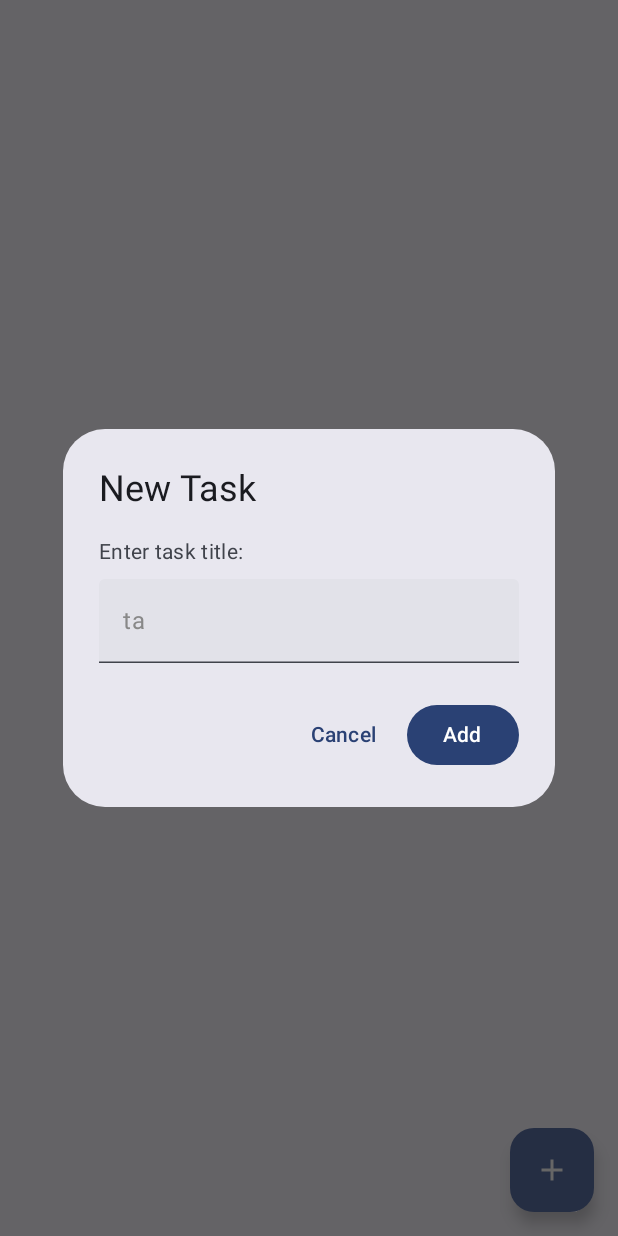
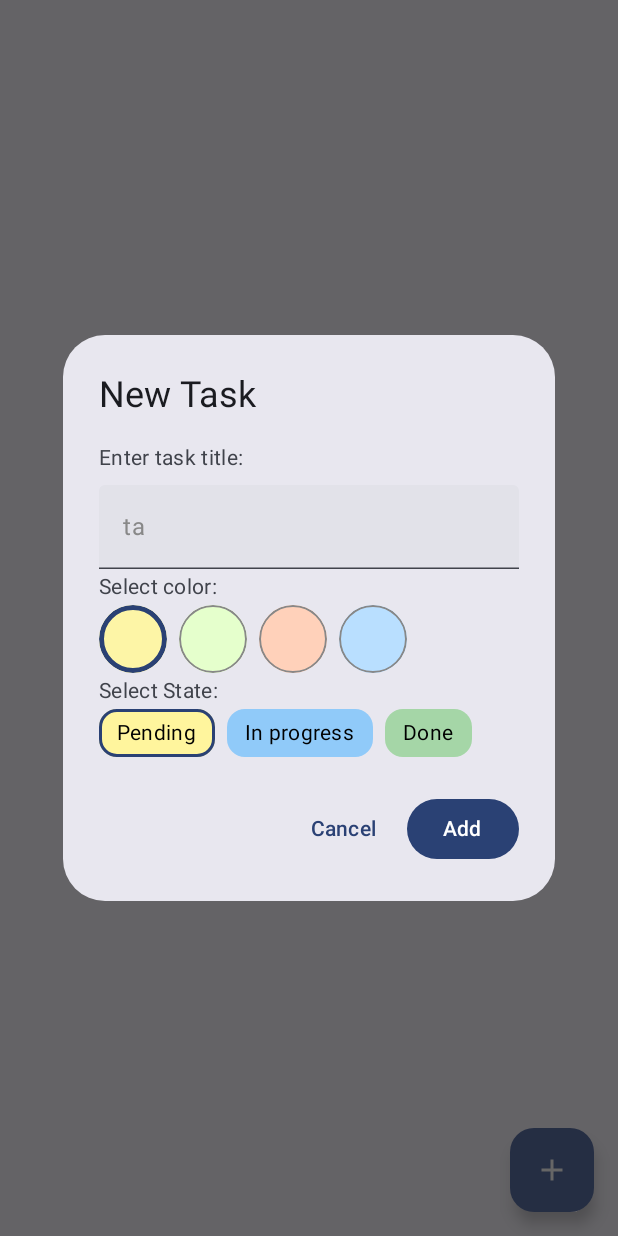
Before and after one commit to barh0m1977/To-Do-Sticky-Note, an Android app built with Jetpack Compose: the screen it shows after launch (MainActivity), after a tap on "Add", on a phone screen of 412 x 824 dp. Run offline under Robolectric (Android 15) with nearby library versions, the phone set to English and light mode, and no system bars; our stand-ins replace Room's generated code.

Commit message:
edit AlertDialog (colors , state) build edit button in CardStickyNote.kt

```diff
--- a/app/src/main/java/com/ibrahim/to_dolist/data/dao/ToDoDao.kt
+++ b/app/src/main/java/com/ibrahim/to_dolist/data/dao/ToDoDao.kt
@@ -12,4 +12,6 @@ interface ToDoDao {
 
     @Delete
     suspend fun delete(todo: ToDo)
+    @Update
+    suspend fun update(todo: ToDo)
 }
--- a/app/src/main/java/com/ibrahim/to_dolist/presentation/ui/component/ColorCircle.kt
+++ b/app/src/main/java/com/ibrahim/to_dolist/presentation/ui/component/ColorCircle.kt
@@ -6,6 +6,7 @@ import androidx.compose.foundation.clickable
 import androidx.compose.foundation.layout.Box
 import androidx.compose.foundation.layout.size
 import androidx.compose.foundation.shape.CircleShape
+import androidx.compose.material3.MaterialTheme
 import androidx.compose.runtime.Composable
 import androidx.compose.ui.Modifier
 import androidx.compose.ui.draw.clip
@@ -15,20 +16,21 @@ import androidx.compose.ui.unit.dp
 @Composable
 fun ColorCircle(
     color: Color,
-
     isSelected: Boolean = false,
     onClick: () -> Unit = {}
 ) {
     Box(
         modifier = Modifier
-            .size(40.dp)
+            .size(45.dp)
             .clip(CircleShape)
             .background(color)
             .border(
                 width = if (isSelected) 3.dp else 1.dp,
-                color = if (isSelected) Color.Black else Color.Gray,
+                color = if (isSelected) MaterialTheme.colorScheme.primary else Color.Gray,
                 shape = CircleShape
             )
-            .clickable { onClick() }
+            .clickable {
+                onClick()
+            }
     )
 }
--- /dev/null
+++ b/app/src/main/java/com/ibrahim/to_dolist/presentation/ui/component/ToDoStateLabel.kt
@@ -0,0 +1,49 @@
+package com.ibrahim.to_dolist.presentation.ui.component
+
+import androidx.compose.foundation.background
+import androidx.compose.foundation.border
+import androidx.compose.foundation.clickable
+import androidx.compose.foundation.layout.Box
+import androidx.compose.foundation.layout.padding
+import androidx.compose.foundation.layout.size
+import androidx.compose.foundation.shape.CircleShape
+import androidx.compose.foundation.shape.RoundedCornerShape
+import androidx.compose.material3.MaterialTheme
+import androidx.compose.material3.Text
+import androidx.compose.runtime.Composable
+import androidx.compose.ui.Modifier
+import androidx.compose.ui.draw.clip
+import androidx.compose.ui.graphics.Color
+import androidx.compose.ui.graphics.RectangleShape
+import androidx.compose.ui.unit.dp
+import androidx.compose.ui.unit.sp
+import com.ibrahim.to_dolist.data.model.ToDoState
+
+@Composable
+fun ToDoStateLabel(
+    state: ToDoState,
+    isSelected: Boolean = false,
+    onClick: (ToDoState) -> Unit
+) {
+     val backgroundColor = when (state) {
+        ToDoState.PENDING -> Color(0xFFFFF59D)
+        ToDoState.IN_PROGRESS -> Color(0xFF90CAF9)
+        ToDoState.DONE -> Color(0xFFA5D6A7)
+    }
+
+    val borderColor = if (isSelected) MaterialTheme.colorScheme.primary else Color.Transparent
+    val boxSize=(state.name.length+4).dp
+    Box(
+        modifier = Modifier
+            .background(backgroundColor, RoundedCornerShape(12.dp))
+            .clickable { onClick(state) }
+            .border(width = 2.dp, color = borderColor, shape = RoundedCornerShape(12.dp))
+            .padding(horizontal = 12.dp, vertical = 6.dp)
+    ) {
+        Text(
+            text = state.name.replace("_", " ").lowercase().replaceFirstChar { it.uppercase() },
+            color = Color.Black,
+            fontSize = 14.sp
+        )
+    }
+}
--- a/app/src/main/java/com/ibrahim/to_dolist/presentation/ui/screens/Home.kt
+++ /dev/null
@@ -1,130 +0,0 @@
-package com.ibrahim.to_dolist.presentation.ui.screens
-
-import androidx.compose.animation.AnimatedVisibility
-import androidx.compose.animation.fadeIn
-import androidx.compose.animation.fadeOut
-import androidx.compose.animation.slideInVertically
-import androidx.compose.animation.slideOutVertically
-import androidx.compose.foundation.layout.Box
-import androidx.compose.foundation.layout.Column
-import androidx.compose.foundation.layout.Spacer
-import androidx.compose.foundation.layout.fillMaxSize
-import androidx.compose.foundation.layout.height
-import androidx.compose.foundation.layout.padding
-import androidx.compose.material.icons.Icons
-import androidx.compose.material.icons.filled.Add
-import androidx.compose.material3.AlertDialog
-import androidx.compose.material3.Button
-import androidx.compose.material3.FloatingActionButton
-import androidx.compose.material3.Icon
-import androidx.compose.material3.Scaffold
-import androidx.compose.material3.Text
-import androidx.compose.material3.TextButton
-import androidx.compose.material3.TextField
-import androidx.compose.runtime.Composable
-import androidx.compose.runtime.LaunchedEffect
-import androidx.compose.runtime.getValue
-import androidx.compose.runtime.mutableStateOf
-import androidx.compose.runtime.remember
-import androidx.compose.runtime.setValue
-import androidx.compose.ui.Modifier
-import androidx.compose.ui.graphics.Color
-import androidx.compose.ui.unit.dp
-import com.ibrahim.to_dolist.data.model.ToDo
-import com.ibrahim.to_dolist.data.model.ToDoState
-import com.ibrahim.to_dolist.data.model.ToDoStickyColors
-import com.ibrahim.to_dolist.presentation.viewmodel.ToDoViewModel
-import kotlinx.coroutines.delay
-
-@Composable
-fun AnimatedPlaceholder(textFieldValue: String) {
-    val fullText = "task text here..."
-    var visibleText by remember { mutableStateOf("") }
-
-    LaunchedEffect(key1 = textFieldValue.isEmpty()) {
-        while (textFieldValue.isEmpty()) {
-            for (i in 1..fullText.length) {
-                visibleText = fullText.take(i)
-                delay(100)
-            }
-            delay(500)
-            visibleText = ""
-            delay(300)
-        }
-    }
-
-    if (textFieldValue.isEmpty()) {
-        Text(visibleText, color = Color.Gray)
-    }
-}
-@Composable
-fun HomeScreen(viewModel: ToDoViewModel) {
-    var showDialog by remember { mutableStateOf(false) }
-    var text by remember { mutableStateOf("") }
-
-    Scaffold(
-        floatingActionButton = {
-            FloatingActionButton(onClick = {
-                showDialog = true
-            }) {
-                Icon(Icons.Default.Add, contentDescription = "Add")
-            }
-        }
-    ) { padding ->
-        Box(
-            modifier = Modifier
-                .fillMaxSize()
-                .padding(padding)
-        ) {
-
-            // 📝 Display ToDo list
-            ToDoListScreen(viewModel)
-
-            // 🗨️ Show Add Dialog
-            if (showDialog) {
-                AlertDialog(
-                    onDismissRequest = { showDialog = false },
-                    title = { Text("New Task") },
-                    text = {
-                        Column {
-                            Text("Enter task title:")
-                            Spacer(Modifier.height(8.dp))
-                            TextField(
-                                value = text,
-                                onValueChange = { text = it },
-                                placeholder = {
-                                    AnimatedPlaceholder(textFieldValue = text)
-                                }
-
-                            )
-                        }
-                    },
-                    confirmButton = {
-                        Button(onClick = {
-                            if (text.isNotBlank()) {
-                                viewModel.addToDo(
-                                    ToDo(title = text, cardColor = ToDoStickyColors.MINT_CREAM, state = ToDoState.IN_PROGRESS)
-                                )
-                            }
-                            text = ""
-                            showDialog = false
-                        }) {
-                            Text("Add")
-                        }
-                    },
-                    dismissButton = {
-                        TextButton(onClick = {
-                            showDialog = false
-                            text = ""
-                        }) {
-                            Text("Cancel")
-                        }
-                    }
-                )
-            }
-        }
-    }
-
-
-
-}
--- /dev/null
+++ b/app/src/main/java/com/ibrahim/to_dolist/presentation/ui/screens/HomeScreen.kt
@@ -0,0 +1,167 @@
+    package com.ibrahim.to_dolist.presentation.ui.screens
+
+    import androidx.compose.foundation.layout.Arrangement
+    import androidx.compose.foundation.layout.Box
+    import androidx.compose.foundation.layout.Column
+    import androidx.compose.foundation.layout.Spacer
+    import androidx.compose.foundation.layout.fillMaxSize
+    import androidx.compose.foundation.layout.height
+    import androidx.compose.foundation.layout.padding
+    import androidx.compose.foundation.lazy.LazyRow
+    import androidx.compose.material.icons.Icons
+    import androidx.compose.material.icons.filled.Add
+    import androidx.compose.material3.AlertDialog
+    import androidx.compose.material3.Button
+    import androidx.compose.material3.FloatingActionButton
+    import androidx.compose.material3.Icon
+    import androidx.compose.material3.Scaffold
+    import androidx.compose.material3.Text
+    import androidx.compose.material3.TextButton
+    import androidx.compose.material3.TextField
+    import androidx.compose.runtime.Composable
+    import androidx.compose.runtime.LaunchedEffect
+    import androidx.compose.runtime.getValue
+    import androidx.compose.runtime.mutableStateOf
+    import androidx.compose.runtime.remember
+    import androidx.compose.runtime.setValue
+    import androidx.compose.ui.Modifier
+    import androidx.compose.ui.graphics.Color
+    import androidx.compose.ui.unit.dp
+    import com.ibrahim.to_dolist.data.model.ToDo
+    import com.ibrahim.to_dolist.data.model.ToDoState
+    import com.ibrahim.to_dolist.data.model.ToDoStickyColors
+    import com.ibrahim.to_dolist.presentation.ui.component.ColorCircle
+    import com.ibrahim.to_dolist.presentation.ui.component.ToDoStateLabel
+    import com.ibrahim.to_dolist.presentation.viewmodel.ToDoViewModel
+    import kotlinx.coroutines.delay
+
+    @Composable
+    fun AnimatedPlaceholder(textFieldValue: String) {
+        val fullText = "task text here..."
+        var visibleText by remember { mutableStateOf("") }
+
+        LaunchedEffect(key1 = textFieldValue.isEmpty()) {
+            while (textFieldValue.isEmpty()) {
+                for (i in 1..fullText.length) {
+                    visibleText = fullText.take(i)
+                    delay(100)
+                }
+                delay(500)
+                visibleText = ""
+                delay(300)
+            }
+        }
+
+        if (textFieldValue.isEmpty()) {
+            Text(visibleText, color = Color.Gray)
+        }
+    }
+
+    @Composable
+    fun HomeScreen(viewModel: ToDoViewModel) {
+        var showDialog by remember { mutableStateOf(false) }
+        var text by remember { mutableStateOf("") }
+        var colorVal by remember { mutableStateOf(ToDoStickyColors.SUNRISE) }
+        var selectedColor by remember { mutableStateOf(ToDoStickyColors.SUNRISE) }
+        var selectedState by remember { mutableStateOf(ToDoState.PENDING) }
+
+        Scaffold(
+            floatingActionButton = {
+                FloatingActionButton(onClick = {
+                    showDialog = true
+                }) {
+                    Icon(Icons.Default.Add, contentDescription = "Add")
+                }
+            }
+
+        ) { padding ->
+            Box(
+                modifier = Modifier
+                    .fillMaxSize()
+                    .padding(padding)
+
+            ) {
+
+                // 📝 Display ToDo list
+                ToDoListScreen(viewModel)
+
+                // 🗨️ Show Add Dialog
+                if (showDialog) {
+                    AlertDialog(
+                        onDismissRequest = { showDialog = false },
+                        title = { Text("New Task") },
+                        text = {
+                            Column {
+                                Text("Enter task title:")
+                                Spacer(Modifier.height(8.dp))
+                                TextField(
+                                    value = text,
+                                    onValueChange = { text = it },
+                                    placeholder = {
+                                        AnimatedPlaceholder(textFieldValue = text)
+                                    }
+
+                                )
+
+                                Spacer(Modifier.height(2.dp))
+                                Text("Select color:")
+                                Spacer(Modifier.height(2.dp))
+
+                                LazyRow(horizontalArrangement = Arrangement.spacedBy(8.dp)) {
+                                    items(ToDoStickyColors.entries.size) { index ->
+                                        val color = ToDoStickyColors.entries[index]
+                                        ColorCircle(
+                                            color = color.listColor[0],
+                                            isSelected = color == selectedColor
+                                        ) {
+                                            selectedColor = color
+                                            colorVal = color
+                                        }
+                                    }
+                                }
+                                Spacer(Modifier.height(2.dp))
+                                Text("Select State:")
+                                Spacer(Modifier.height(2.dp))
+                                LazyRow(horizontalArrangement = Arrangement.spacedBy(8.dp)){
+                                    items(ToDoState.entries.size){index ->
+                                        val state = ToDoState.entries[index]
+                                        ToDoStateLabel(state= state, isSelected = state == selectedState){
+                                            selectedState=it
+                                        }
+
+                                    }
+                                }
+                            }
+                        },
+                        confirmButton = {
+                            Button(onClick = {
+                                if (text.isNotBlank()) {
+                                    viewModel.addToDo(
+                                        ToDo(
+                                            title = text,
+                                            cardColor = colorVal,
+                                            state = selectedState
+                                        )
+                                    )
+                                }
+                                text = ""
+                                showDialog = false
+                            }) {
+                                Text("Add")
+                            }
+                        },
+                        dismissButton = {
+                            TextButton(onClick = {
+                                showDialog = false
+                                text = ""
+                            }) {
+                                Text("Cancel")
+                            }
+                        }
+                    )
+                }
+            }
+        }
+
+
+    }
--- a/app/src/main/java/com/ibrahim/to_dolist/presentation/viewmodel/ToDoViewModel.kt
+++ b/app/src/main/java/com/ibrahim/to_dolist/presentation/viewmodel/ToDoViewModel.kt
@@ -37,6 +37,10 @@ class ToDoViewModel(application: Application) : AndroidViewModel(application) {
         loadTodos()
     }
 
+    fun updateToDo(todo: ToDo) = viewModelScope.launch {
+        dao.update(todo)
+        loadTodos()
+    }
     fun deleteToDo(todo: ToDo) = viewModelScope.launch {
         dao.delete(todo)
         loadTodos()
```
Also changed, not shown: app/src/main/java/com/ibrahim/to_dolist/presentation/ui/component/CardStickyNote.kt (+122 -21 lines), app/src/main/java/com/ibrahim/to_dolist/presentation/ui/screens/ToDoListScreen.kt (+9 -0 lines).
